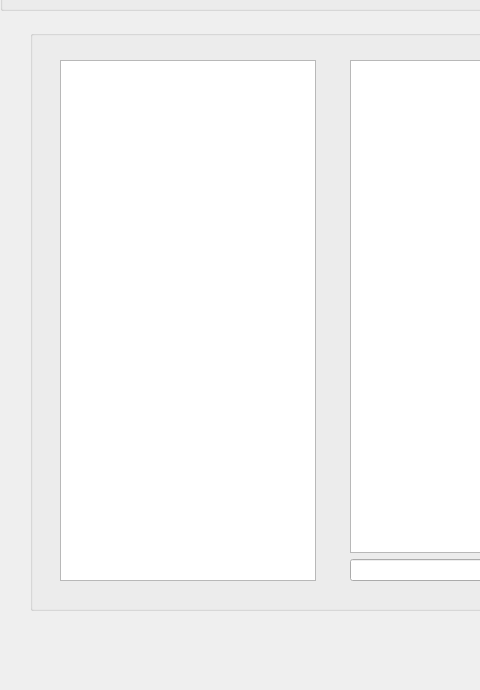
First picture: the form in ClientSide/startmenuwindow.ui, repository VladuceanuTudor/CODE-BUDDY, before the edit; both pictures show x 0 to 480 and y 90 to 780 of the 1094 by 780 pixel window.
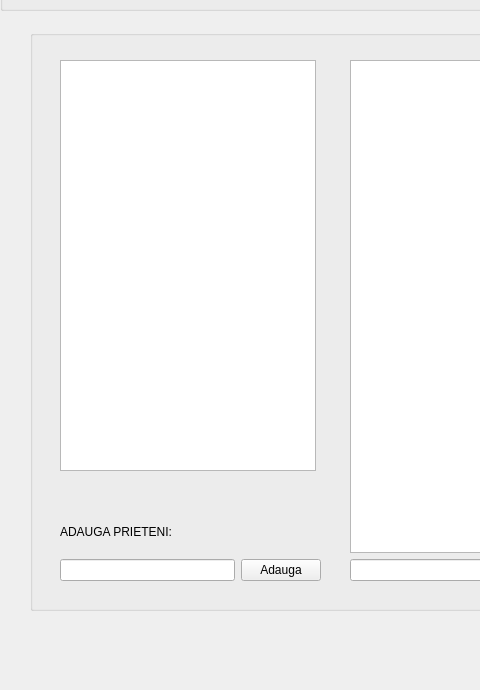
Second picture: the form after the edit.

Patch:
```diff
--- a/ClientSide/startmenuwindow.ui
+++ b/ClientSide/startmenuwindow.ui
@@ -196,7 +196,7 @@
         <x>20</x>
         <y>20</y>
         <width>256</width>
-        <height>521</height>
+        <height>411</height>
        </rect>
       </property>
      </widget>
@@ -229,6 +229,39 @@
        </item>
       </layout>
      </widget>
+     <widget class="QWidget" name="">
+      <property name="geometry">
+       <rect>
+        <x>20</x>
+        <y>470</y>
+        <width>261</width>
+        <height>71</height>
+       </rect>
+      </property>
+      <layout class="QVBoxLayout" name="verticalLayout_2">
+       <item>
+        <widget class="QLabel" name="label_2">
+         <property name="text">
+          <string>ADAUGA PRIETENI:</string>
+         </property>
+        </widget>
+       </item>
+       <item>
+        <layout class="QHBoxLayout" name="horizontalLayout_5">
+         <item>
+          <widget class="QLineEdit" name="inputADDprieten"/>
+         </item>
+         <item>
+          <widget class="QPushButton" name="AdaugaPrietenBTN">
+           <property name="text">
+            <string>Adauga</string>
+           </property>
+          </widget>
+         </item>
+        </layout>
+       </item>
+      </layout>
+     </widget>
     </widget>
    </widget>
   </widget>
```
